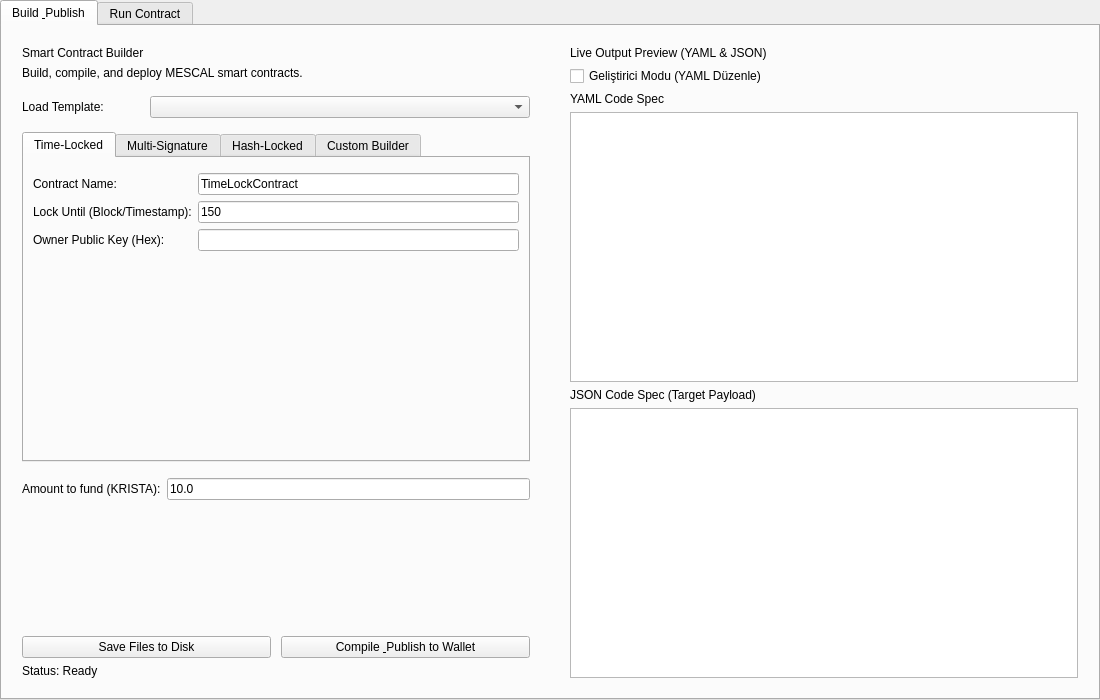
The window that src/qt/kristatech/forms/smartcontractwidget.ui (bedri/KristaTech-KRISTA) describes before a commit, drawn with Qt 5.
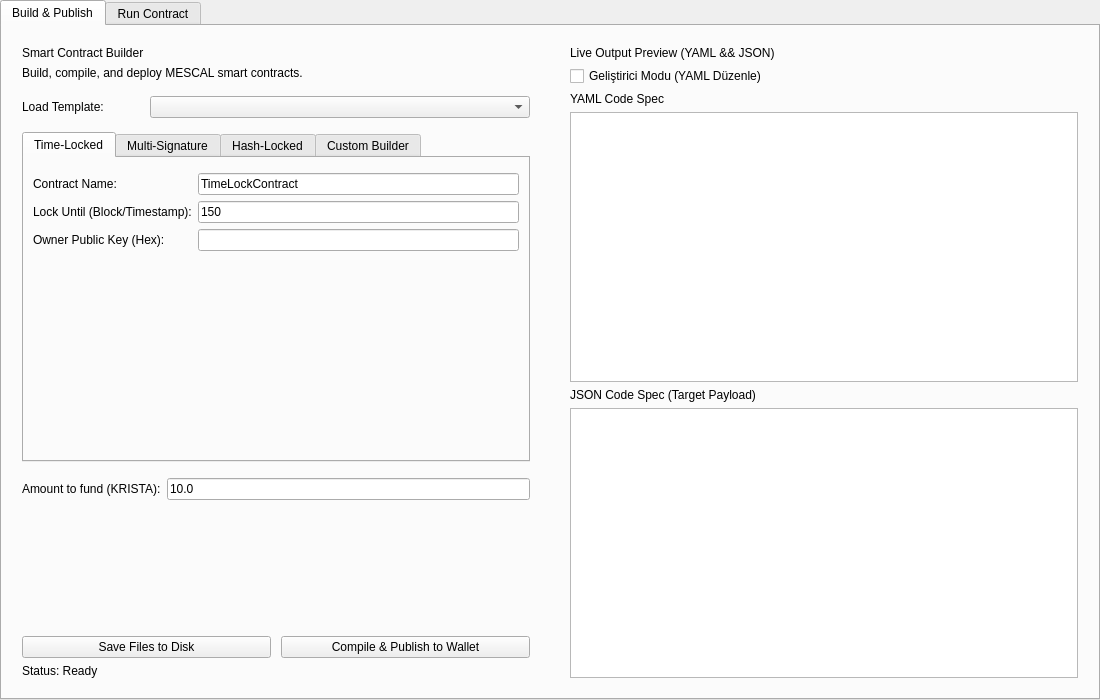
The same window after the commit.

Commit message: qt,script: optimize Smart Contract GUI, fix MESCAL decompile/filter bugs, and improve UX

The edit to the form file:
```diff
--- a/src/qt/kristatech/forms/smartcontractwidget.ui
+++ b/src/qt/kristatech/forms/smartcontractwidget.ui
@@ -44,7 +44,7 @@
           ═══════════════════════════════════════ -->
      <widget class="QWidget" name="tabBuild">
       <attribute name="title">
-       <string>Build &amp; Publish</string>
+       <string>Build &amp;&amp; Publish</string>
       </attribute>
       <layout class="QHBoxLayout" name="horizontalLayout_Build">
        <property name="spacing">
@@ -500,7 +500,7 @@
             <item>
              <widget class="QPushButton" name="btnPublish">
               <property name="text">
-               <string>Compile &amp; Publish to Wallet</string>
+               <string>Compile &amp;&amp; Publish to Wallet</string>
               </property>
              </widget>
             </item>
@@ -541,7 +541,7 @@
           <item>
            <widget class="QLabel" name="labelTitleRight">
             <property name="text">
-             <string>Live Output Preview (YAML &amp; JSON)</string>
+             <string>Live Output Preview (YAML &amp;&amp; JSON)</string>
             </property>
            </widget>
           </item>
```
The commit also changes 6 other files.
